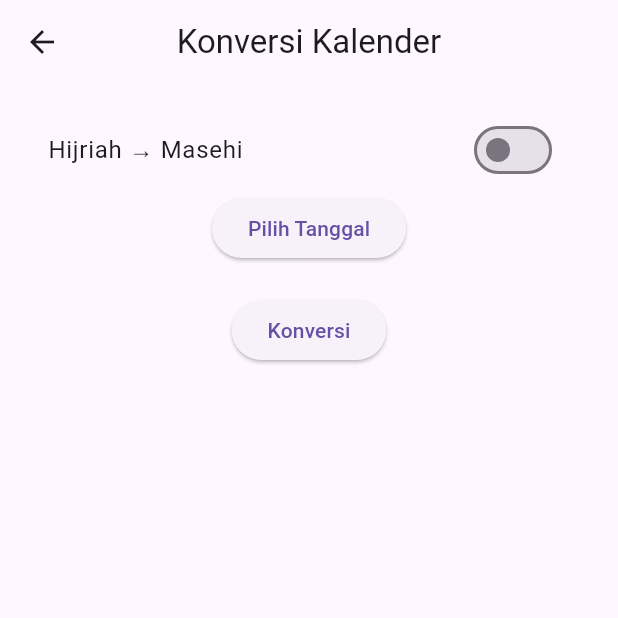
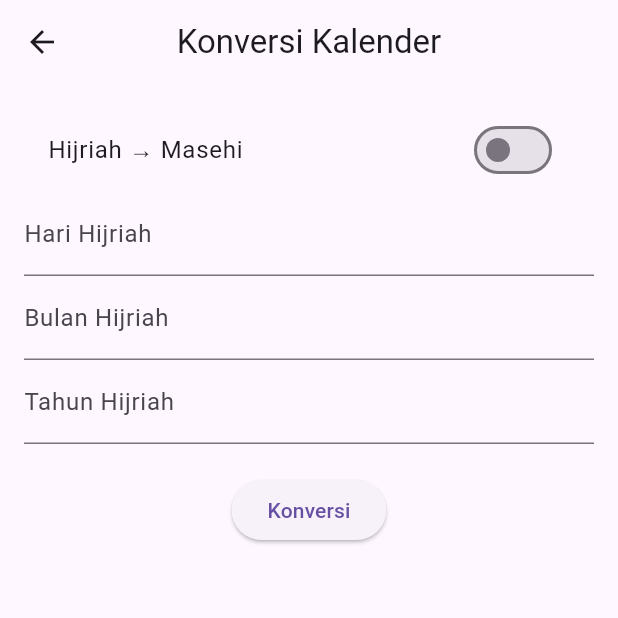
Before and after one commit to gogopowercoding/TeknoMobile_086_092_097_108, a Flutter app: the KonversiTanggalHijriahPage screen opened directly, after a tap on "Masehi → Hijriah", on a phone screen of 412 x 824 dp, the top half of it. Run offline on Flutter 3.47's test engine with Material 3 defaults, Android fonts, the phone set to English and light mode, and no system bars; our stand-ins replace decimal.

Commit message:
ada update lagi

```diff
--- a/lib/Services/jawa_converter.dart
+++ b/lib/Services/jawa_converter.dart
@@ -24,12 +24,14 @@ class JawaConverter {
     // Hari biasa
     String hari = hariList[date.weekday % 7];
 
-    // Basis: 1 Januari 1900 = Pon
+    // Basis: 1 Januari 1900 = Pon (sebenarnya matematika pasaran membutuhkan offset +1
+    // agar tanggal bertepatan dengan kalender Jawa/indikasi lokal saat ini).
     DateTime base = DateTime(1900, 1, 1);
 
     int selisih = date.difference(base).inDays;
 
-    String pasaran = pasaranList[selisih % 5];
+    // Offset +1 untuk menyesuaikan dengan referensi pasaran yang akurat (contoh: 18 Mar 2026 = Wage)
+    String pasaran = pasaranList[(selisih + 1) % 5];
 
     return JawaDate(hari: hari, pasaran: pasaran);
   }
--- a/lib/screen/konversitanggalhijriah_page.dart
+++ b/lib/screen/konversitanggalhijriah_page.dart
@@ -25,11 +25,12 @@ class _KonversiTanggalHijriahPageState
   int? tahunHijriah;
 
   void pilihTanggal() async {
+    DateTime now = DateTime.now();
     DateTime? picked = await showDatePicker(
       context: context,
-      initialDate: DateTime.now(),
+      initialDate: selectedDate ?? now,
       firstDate: DateTime(622, 7, 16),
-      lastDate: DateTime(5000000000),
+      lastDate: DateTime(9999, 12, 31),
     );
 
     if (picked != null) {
@@ -125,14 +126,49 @@ class _KonversiTanggalHijriahPageState
                 setState(() {
                   isMasehiToHijri = val;
                   hasil = "";
+                  selectedDate = null;
+                  hariHijriah = null;
+                  bulanHijriah = null;
+                  tahunHijriah = null;
                 });
               },
             ),
 
-            ElevatedButton(
-              onPressed: pilihTanggal,
-              child: const Text("Pilih Tanggal"),
-            ),
+            if (isMasehiToHijri) ...[
+              ElevatedButton(
+                onPressed: pilihTanggal,
+                child: const Text("Pilih Tanggal"),
+              ),
+              const SizedBox(height: 8),
+              Text(
+                selectedDate != null
+                    ? "Tanggal terpilih: ${formatTanggal(selectedDate!)}"
+                    : "Belum memilih tanggal",
+                style: const TextStyle(fontSize: 16),
+              ),
+            ] else ...[
+              TextField(
+                keyboardType: TextInputType.number,
+                decoration: const InputDecoration(labelText: "Hari Hijriah"),
+                onChanged: (value) {
+                  hariHijriah = int.tryParse(value);
+                },
+              ),
+              TextField(
+                keyboardType: TextInputType.number,
+                decoration: const InputDecoration(labelText: "Bulan Hijriah"),
+                onChanged: (value) {
+                  bulanHijriah = int.tryParse(value);
+                },
+              ),
+              TextField(
+                keyboardType: TextInputType.number,
+                decoration: const InputDecoration(labelText: "Tahun Hijriah"),
+                onChanged: (value) {
+                  tahunHijriah = int.tryParse(value);
+                },
+              ),
+            ],
 
             const SizedBox(height: 20),
 
```
